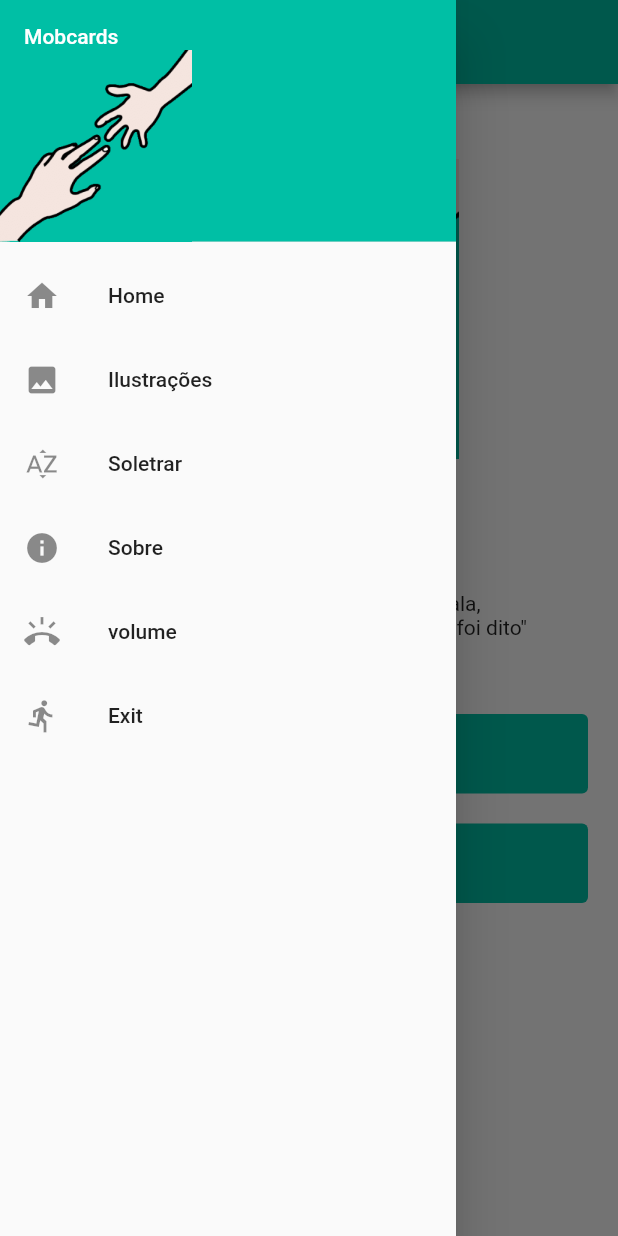
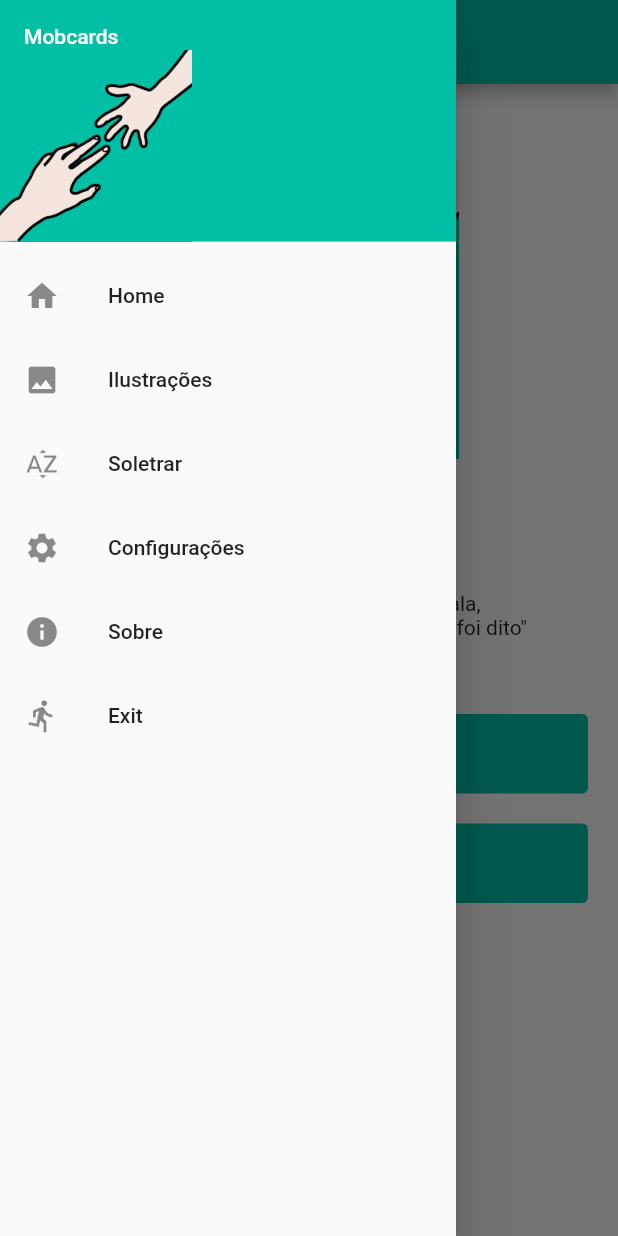
Before and after one commit to mobfeel/mobboards, a Flutter app: the screen it shows after launch, with the side drawer open, on a phone screen of 412 x 824 dp. Run offline on Flutter 3.47's test engine with Material 2 defaults, Android fonts, the phone set to English and light mode, and no system bars; our stand-ins replace device_preview, flutter_tts, package_info, responsive_builder.

Commit message:
- Code-review and refactoring code; - an icon has been added to switch between sound on and off; - screen names have been modified.

```diff
--- a/lib/app/app_routes.dart
+++ b/lib/app/app_routes.dart
@@ -3,6 +3,7 @@ import 'package:mobcards/views/pain/pain.dart';
 import 'package:mobcards/views/views.dart';
 
 class AppRoutes {
+
   static const String APP_ROUTE_HOME = '/home';
   static const String APP_ROUTE_ABOUT = '/about';
   static const String APP_ROUTE_ILUSTRATION = '/ilustration';
@@ -13,59 +14,54 @@ class AppRoutes {
   Route getRoutes(RouteSettings routeSettings) {
     switch (routeSettings.name) {
       case APP_ROUTE_HOME:
-        {
+
           return MaterialPageRoute<void>(
             settings: routeSettings,
             builder: (BuildContext context) => Home(),
           );
-        }
 
       case APP_ROUTE_PAIN:
-        {
+
           return MaterialPageRoute<void>(
             settings: routeSettings,
             builder: (BuildContext context) => Pain(),
           );
-        }
 
       case APP_ROUTE_ABOUT:
-        {
+
           return MaterialPageRoute<void>(
             settings: routeSettings,
             builder: (BuildContext context) => AboutPageMobilePortrait(),
           );
-        }
 
       case APP_ROUTE_ILUSTRATION:
-        {
+
           return MaterialPageRoute<void>(
             settings: routeSettings,
             builder: (BuildContext context) => Ilustration(),
           );
-        }
 
       case APP_ROUTE_SPELL:
-        {
+
           return MaterialPageRoute<void>(
             settings: routeSettings,
             builder: (BuildContext context) => Spell(),
           );
-        }
+
       case APP_ROUTE_VOLUME:
-        {
+
           return MaterialPageRoute<void>(
             settings: routeSettings,
-            builder: (BuildContext context) => Volume(),
+            builder: (BuildContext context) => Settings(),
           );
-        }
 
       default:
-        {
+
           return MaterialPageRoute<void>(
             settings: routeSettings,
             builder: (BuildContext context) => Home(),
           );
-        }
+
     }
   }
 }
--- a/lib/component/drawer.dart
+++ b/lib/component/drawer.dart
@@ -1,5 +1,4 @@
 import 'dart:io';
-
 import 'package:flutter/material.dart';
 import 'package:mobcards/app/app_routes.dart';
 import 'package:mobcards/views/views.dart';
@@ -47,17 +46,17 @@ class DrawerComponent extends StatelessWidget {
             },
           ),
           ListTile(
+            leading: Icon(Icons.settings),
+            title: Text('${Constant.SETTINGS}'),
+            onTap: () {
+              Navigator.popAndPushNamed(context, AppRoutes.APP_ROUTE_VOLUME);
+            },
+          ),
+          ListTile(
             leading: Icon(Icons.info),
             title: Text('${Constant.ABOUT_US}'),
             onTap: () {
               Navigator.popAndPushNamed(context, AppRoutes.APP_ROUTE_ABOUT);
-            },
-          ),
-          ListTile(
-            leading: Icon(Icons.ring_volume),
-            title: Text('${Constant.VOLUME}'),
-            onTap: () {
-              Navigator.popAndPushNamed(context, AppRoutes.APP_ROUTE_VOLUME);
             },
           ),
           ListTile(
--- a/lib/constant.dart
+++ b/lib/constant.dart
@@ -1,24 +1,25 @@
 class Constant {
-  //criado a constant com o nome do app
+
+  // criado a constant com o nome do app
   static bool APP_HOMOLOG = true;
 
   static final String APP_NAME = 'Mobcards';
 
-  //sensation pictograms
-  static final String amazed = 'assets/amazed.jpg';
-  static final String angry = 'assets/angry.jpg';
-  static final String bad = 'assets/bad.jpg';
-  static final String bored = 'assets/bored.jpg';
-  static final String confused = 'assets//confused.jpg';
-  static final String fever = 'assets/fever.jpg';
-  static final String happy = 'assets/happy.jpg';
-  static final String howIFeel = 'assets/_how_i_feel.jpg';
-  static final String sad = 'assets/sad.jpg';
-  static final String tired = 'assets/tired.jpg';
-  static final String warm = 'assets/warm.jpg';
-  static final String well = 'assets/well.jpg';
+  // sensation pictograms
+  static final String amazed            =         'assets/amazed.jpg';
+  static final String angry             =         'assets/angry.jpg';
+  static final String bad               =         'assets/bad.jpg';
+  static final String bored             =         'assets/bored.jpg';
+  static final String confused          =         'assets//confused.jpg';
+  static final String fever             =         'assets/fever.jpg';
+  static final String happy             =         'assets/happy.jpg';
+  static final String howIFeel          =         'assets/_how_i_feel.jpg';
+  static final String sad               =         'assets/sad.jpg';
+  static final String tired             =         'assets/tired.jpg';
+  static final String warm              =         'assets/warm.jpg';
+  static final String well              =         'assets/well.jpg';
 
-  //ilustration page pictograms
+  // ilustration page pictograms
   static final String abdominalPain = 'assets/abdominal_pain.jpg';
   static final String alphabet = 'assets/alphabet.jpg';
   static final String andThen = 'assets/and_then.jpg';
@@ -141,13 +142,20 @@ class Constant {
       'Joana Eberle Dorigan - (Estudante do curso de Terapia Ocupacional pelo '
       'Centro Universitário da Serra - FSG, Caxias do Sul)';
 
+  // Menu
   static final String HOMOLOGATION_KEY = '';
-  static final String VOLUME = 'volume';
+  static final String HOME = 'Home';
   static final String ILUSTRATIONS = 'Ilustrações';
   static final String SPELL = 'Soletrar';
+  static final String SETTINGS = 'Configurações';
   static final String ABOUT_US = 'Sobre';
-  static final String HOME = 'Home';
   static final String EXIT = 'Exit';
+
+  // Screen
+  static final String SCREEN_SPELL_TITLE = 'Soletrar';
+  static final String SCREEN_SYMBOLS_TITLE = 'Símbolos';
+  static final String SCREEN_SETTINGS_TITLE = 'Configurações';
+  static final String SCREEN_PAIN_TITLE = 'Indique a dor';
 
   // static final String ILUSTRATIONS = 'Ilustrações';
 
--- a/lib/main.dart
+++ b/lib/main.dart
@@ -1,7 +1,6 @@
 import 'package:device_preview/device_preview.dart';
 import 'package:flutter/foundation.dart';
 import 'package:flutter/material.dart';
-
 import 'views/views.dart';
 
 void main() {
--- a/lib/utils/text_to_speech.dart
+++ b/lib/utils/text_to_speech.dart
@@ -5,9 +5,11 @@ import 'package:flutter_tts/flutter_tts.dart';
 enum TtsState { playing, stopped, paused, continued }
 
 class TextToSpeech {
+
   static double volume = 0.5;
   static double pitch = 1;
   static double rate = 0.5;
+  static bool onOff = false;
 
   FlutterTts flutterTts = FlutterTts();
   String speechMessage;
--- a/lib/views/ilustration/ilustration.dart
+++ b/lib/views/ilustration/ilustration.dart
@@ -7,9 +7,9 @@ class Ilustration extends StatelessWidget {
   @override
   Widget build(BuildContext context) {
     return MaterialApp(
-      title: Constant.APP_NAME,
+      title: Constant.SCREEN_SYMBOLS_TITLE,
       debugShowCheckedModeBanner: false,
-      home: IlustrationPage(Constant.APP_NAME),
+      home: IlustrationPage(),
       onGenerateRoute: App().getAppRoutes().getRoutes,
     );
   }
--- a/lib/views/pain/pain.dart
+++ b/lib/views/pain/pain.dart
@@ -7,11 +7,11 @@ class Pain extends StatelessWidget {
   @override
   Widget build(BuildContext context) {
     return MaterialApp(
-      title: Constant.APP_NAME,
+      title: Constant.SCREEN_PAIN_TITLE,
       debugShowCheckedModeBanner: false,
       theme: ThemeData(
       ),
-      home: PainPage(Constant.APP_NAME),
+      home: PainPage(),
       onGenerateRoute: App().getAppRoutes().getRoutes,
     );
   }
--- a/lib/views/pain/pain_page.dart
+++ b/lib/views/pain/pain_page.dart
@@ -3,10 +3,6 @@ import 'package:mobcards/component/component.dart';
 import 'package:mobcards/views/views.dart';
 
 class PainPage extends StatefulWidget {
-  final String title;
-
-  PainPage(this.title);
-
   @override
   _PainPageState createState() => _PainPageState();
 }
@@ -172,7 +168,7 @@ class _PainPageState extends State<PainPage> {
   Widget build(BuildContext context) {
     return Scaffold(
       appBar: AppBar(
-        title: Text(widget.title),
+        title: Text(Constant.SCREEN_PAIN_TITLE),
         backgroundColor: CustomColors.primaryMobfeel,
       ),
       drawer: DrawerComponent(),
--- a/lib/views/volume/volume.dart
+++ b/lib/views/settings/settings.dart
@@ -1,19 +1,18 @@
 import 'package:flutter/material.dart';
-
 import '../../app/app.dart';
 import '../custom_colors.dart';
 import '../views.dart';
 
-class Volume extends StatelessWidget {
+class Settings extends StatelessWidget {
   @override
   Widget build(BuildContext context) {
     return MaterialApp(
-      title: Constant.APP_NAME,
+      title: Constant.SCREEN_SETTINGS_TITLE,
       debugShowCheckedModeBanner: false,
       theme: ThemeData(
         primaryColor: CustomColors.primaryMobfeel,
       ),
-      home: VolumePage(Constant.APP_NAME),
+      home: SettingsPage(),
       onGenerateRoute: App().getAppRoutes().getRoutes,
     );
   }
--- a/lib/views/spell/spell.dart
+++ b/lib/views/spell/spell.dart
@@ -7,9 +7,9 @@ class Spell extends StatelessWidget {
   @override
   Widget build(BuildContext context) {
     return MaterialApp(
-      title: Constant.APP_NAME,
+      title: Constant.SCREEN_SPELL_TITLE,
       debugShowCheckedModeBanner: false,
-      home: SpellPage(Constant.APP_NAME),
+      home: SpellPage(),
       onGenerateRoute: App().getAppRoutes().getRoutes,
     );
   }
--- a/lib/views/views.dart
+++ b/lib/views/views.dart
@@ -19,9 +19,9 @@ export 'about/about_page_mobile.dart';
 export 'about/about_page_tablet.dart';
 export 'about/about_page_desktop.dart';
 
-//volume
-export 'volume/volume.dart';
-export 'volume/volume_page.dart';
+//settings
+export 'settings/settings.dart';
+export 'settings/settings_page.dart';
 
 //pain
 export 'package:mobcards/views/pain/pain.dart';
```
Also changed, not shown: lib/views/ilustration/ilustration_page.dart (+25 -20 lines), lib/views/settings/settings_page.dart (renamed from lib/views/volume/volume_page.dart, +13 -21 lines), lib/views/spell/spell_page.dart (+3 -5 lines).
